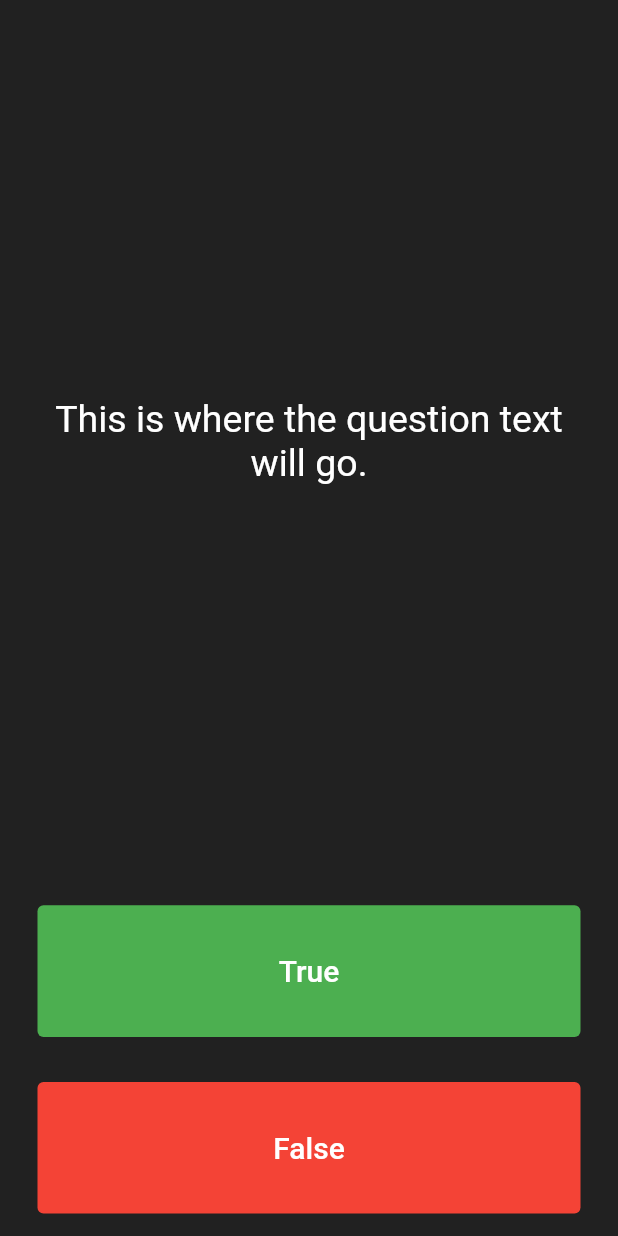
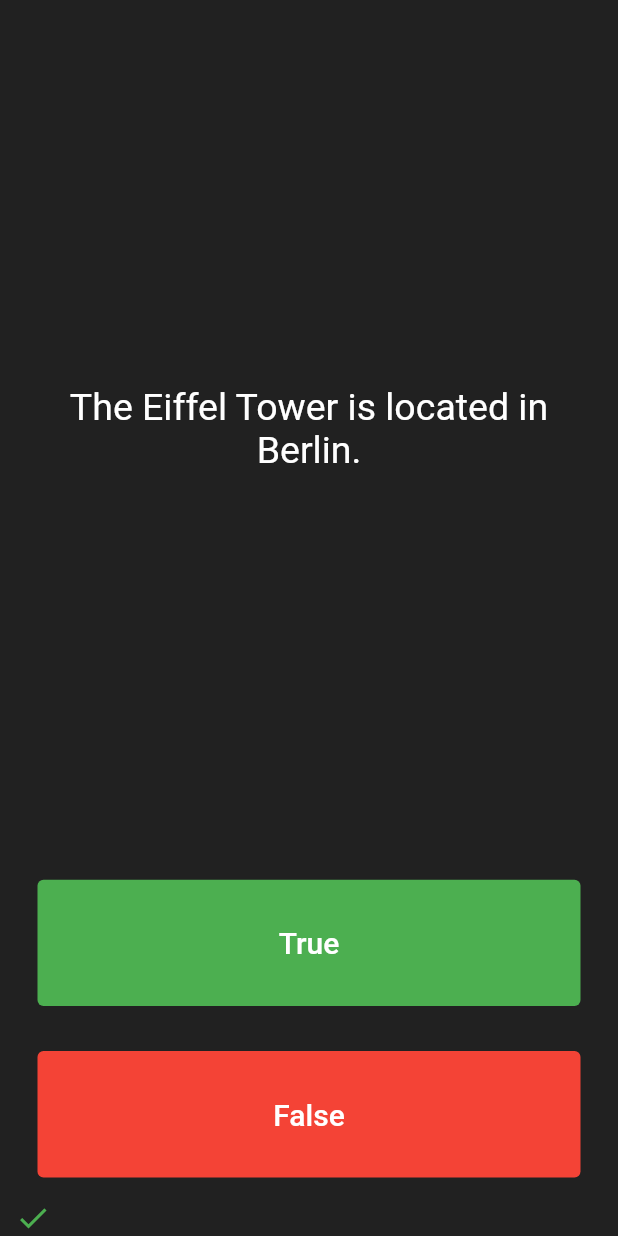
Before and after one commit to alanreeves/quizzler_flutter, a Flutter app: the screen it shows after launch, after a tap on "True", on a phone screen of 412 x 824 dp. Run offline on Flutter 3.47's test engine with Material 2 defaults, Android fonts, the phone set to English and light mode, and no system bars.

Commit message:
Complete before branching for my new version

```diff
--- a/lib/main.dart
+++ b/lib/main.dart
@@ -1,4 +1,6 @@
 import 'package:flutter/material.dart';
+import 'quizBrain.dart';
+
 
 void main() => runApp(Quizzler());
 
@@ -25,6 +27,24 @@ class QuizPage extends StatefulWidget {
 }
 
 class _QuizPageState extends State<QuizPage> {
+  List<Icon> scoreKeeper = [];
+  QuizBrain quizBrain = QuizBrain();
+  //Object type=QuizBrain. this instance is called quizBrain. an instance of QuizBrain()
+
+  void checkAnswer(bool userPickedAnswer) {
+    bool correctAnswer = quizBrain.getQuestionAnswer();
+    if (userPickedAnswer == correctAnswer) {
+      scoreKeeper.add(Icon(Icons.check, color: Colors.green));
+      print('you got it right');
+    } else {
+      scoreKeeper.add(Icon(Icons.close, color: Colors.red));
+      print('You got it wrong');
+    }
+    setState(() {
+      quizBrain.nextQuestion();
+    });
+  }
+
   @override
   Widget build(BuildContext context) {
     return Column(
@@ -37,7 +57,8 @@ class _QuizPageState extends State<QuizPage> {
             padding: EdgeInsets.all(10.0),
             child: Center(
               child: Text(
-                'This is where the question text will go.',
+                quizBrain.getQuestionText(),
+                //    'This is where the question text will go.',
                 textAlign: TextAlign.center,
                 style: TextStyle(
                   fontSize: 25.0,
@@ -60,9 +81,9 @@ class _QuizPageState extends State<QuizPage> {
                   ),
                 ),
                 onPressed: () {
-                //The user picked true.
-              },
-            ),
+                  checkAnswer(true);
+
+                }),
           ),
         ),
         Expanded(
@@ -78,12 +99,13 @@ class _QuizPageState extends State<QuizPage> {
                 ),
               ),
               onPressed: () {
+                checkAnswer(false);
                 //The user picked false.
               },
             ),
           ),
         ),
-        //TODO: Add a Row here as your score keeper
+        Row(children: scoreKeeper),
       ],
     );
   }
--- /dev/null
+++ b/lib/questions.dart
@@ -0,0 +1,9 @@
+class Questions {
+  String questionText = '';
+  bool questionAnswer = true;
+
+  Questions({required String q, required bool a}) {
+    questionText = q;
+    questionAnswer = a;
+  }
+}
--- /dev/null
+++ b/lib/quizBrain.dart
@@ -0,0 +1,37 @@
+import 'questions.dart';
+
+class QuizBrain {
+  int _qNum = 0;
+  List<Questions> _questionBank = [
+    Questions(q: 'The currency of Japan is the yen.', a: true),
+    Questions(q: 'The Eiffel Tower is located in Berlin.', a: false),
+    Questions(q: 'The human brain weighs approximately 5 pounds.', a: false),
+    Questions(q: 'A triangle has four sides.', a: false),
+    Questions(
+        q: 'The Great Barrier Reef is off the coast of Australia.', a: true),
+    Questions(q: 'Goldfish have a three-second memory.', a: false),
+    Questions(
+        q: 'The Declaration of Independence was signed in 1776.', a: true),
+    Questions(q: 'The largest planet in the solar system is Saturn.', a: false),
+    Questions(q: 'The capital of Brazil is Rio de Janeiro.', a: false),
+    Questions(
+        q: 'The Sahara Desert is the largest desert in the world.', a: true),
+  ];
+
+ String getQuestionText() {
+   return _questionBank[_qNum].questionText;
+ }
+
+  bool getQuestionAnswer() {
+    return _questionBank[_qNum].questionAnswer;
+  }
+
+  void nextQuestion() {
+   if (_qNum < _questionBank.length-1){
+     _qNum++;
+     print('_qNum=$_qNum');
+   }
+  }
+
+}
+//Learning: Underscore makes object private to this class
```
Lines whose indentation alone changed are shown as unchanged.
